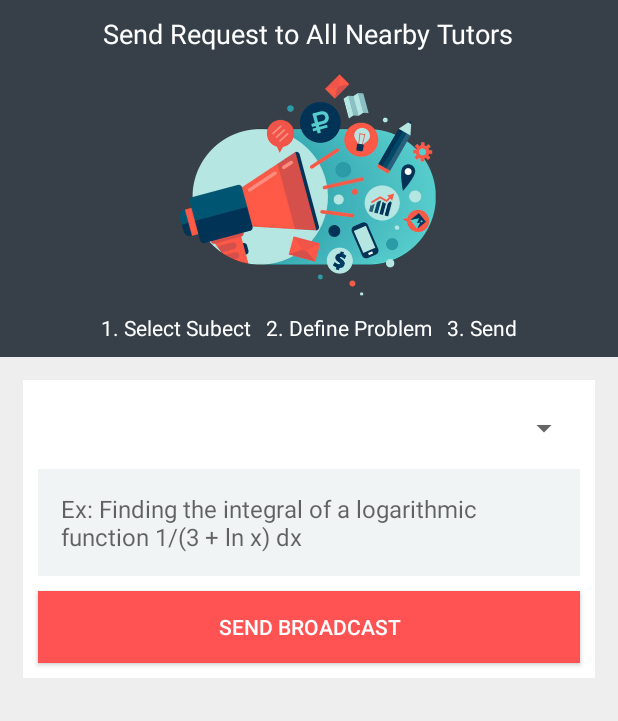
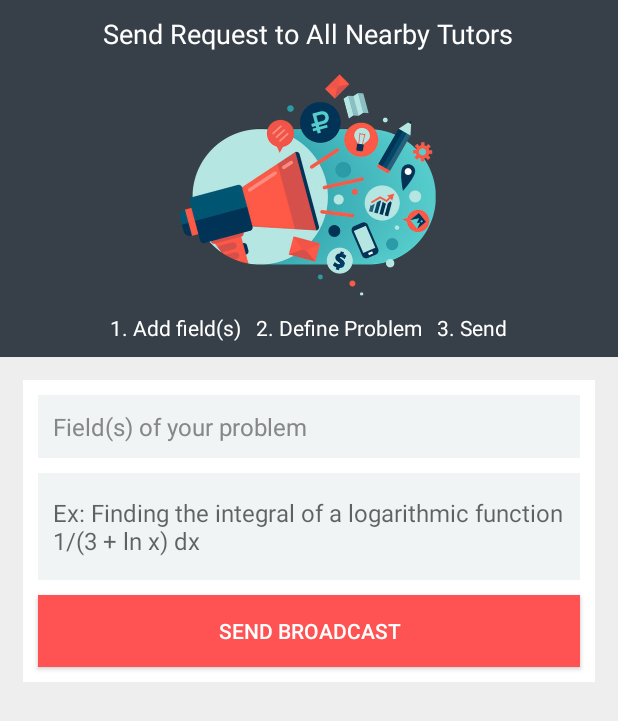
Before and after one commit to darkmoonus/stuber, an Android app: the layout fragment_broadcast.xml on its own in the app's theme, with its tools: preview values and no code run, on a phone screen of 412 x 824 dp. Shown: the top 721 px of the screen. Run offline under Robolectric (Android 15) with nearby library versions, the phone set to English and light mode, and no system bars.

```diff
--- /dev/null
+++ b/app/src/main/res/drawable/token_background.xml
@@ -0,0 +1,6 @@
+<?xml version="1.0" encoding="utf-8"?>
+
+<selector xmlns:android="http://schemas.android.com/apk/res/android">
+    <item android:drawable="@drawable/token_default" android:state_selected="false" />
+    <item android:drawable="@drawable/token_selected" android:state_selected="true" />
+</selector>
--- a/app/src/main/res/layout/fragment_broadcast.xml
+++ b/app/src/main/res/layout/fragment_broadcast.xml
@@ -36,7 +36,7 @@
             android:layout_height="wrap_content"
             android:layout_gravity="center_horizontal"
             android:layout_marginBottom="10dp"
-            android:text="1. Select Subect   2. Define Problem   3. Send"
+            android:text="1. Add field(s)   2. Define Problem   3. Send"
             android:textSize="14sp"
             android:textColor="@color/white"/>
     </LinearLayout>
@@ -51,23 +51,44 @@
         android:layout_below="@+id/broadcast_img"
         android:background="@color/white">
 
-        <Spinner
-            android:id="@+id/subject_spinner"
-            android:layout_width="match_parent"
-            android:layout_height="wrap_content"
-            android:layout_marginTop="20dp"
-            android:layout_marginLeft="10dp"
-            android:layout_marginRight="10dp"
-            android:layout_gravity="center_horizontal">
-        </Spinner>
+        <!--<Spinner-->
+            <!--android:id="@+id/subject_spinner"-->
+            <!--android:layout_width="match_parent"-->
+            <!--android:layout_height="wrap_content"-->
+            <!--android:layout_marginTop="20dp"-->
+            <!--android:layout_marginLeft="10dp"-->
+            <!--android:layout_marginRight="10dp"-->
+            <!--android:layout_gravity="center_horizontal">-->
+        <!--</Spinner>-->
 
-        <TextView
+        <tokenautocomplete.ContactsCompletionView
+            android:id="@+id/searchView"
             android:layout_width="match_parent"
             android:layout_height="wrap_content"
             android:layout_marginLeft="10dp"
             android:layout_marginRight="10dp"
-            android:layout_marginTop="15dp"
-            android:padding="15dp"
+            android:layout_marginTop="10dp"
+            android:padding="10dp"
+            android:hint="Field(s) of your problem"
+            android:textColorHint="@color/hint"
+            android:imeOptions="actionDone"
+            android:textColor="@color/label"
+            android:textSize="16sp"
+            android:nextFocusDown="@+id/editText"
+            android:inputType="text|textNoSuggestions|textMultiLine"
+            android:focusableInTouchMode="true"
+            android:background="#f0f4f4" />
+
+        <EditText
+            android:layout_width="match_parent"
+            android:layout_height="wrap_content"
+            android:layout_marginLeft="10dp"
+            android:layout_marginRight="10dp"
+            android:layout_marginTop="10dp"
+            android:paddingTop="15dp"
+            android:paddingBottom="15dp"
+            android:paddingLeft="10dp"
+            android:paddingRight="10dp"
             android:textSize="16sp"
             android:hint="Ex: Finding the integral of a logarithmic function 1/(3 + ln x) dx"
             android:background="#f0f4f4"/>
```
Also changed, not shown: app/src/main/AndroidManifest.xml (+8 -6 lines), app/src/main/java/tokenautocomplete/ContactsCompletionView.java (added, +51 -0 lines), app/src/main/java/tokenautocomplete/ProblemField.java (added, +41 -0 lines), app/src/main/java/tokenautocomplete/TokenLayout.java (added, +35 -0 lines), app/src/main/java/uet/vav/stuber/activities/MainActivity.java (+18 -4 lines), app/src/main/java/uet/vav/stuber/activities/SplashActivity.java (+0 -7 lines), app/src/main/java/uet/vav/stuber/fragments/BroadcastFragment.java (+58 -39 lines), app/src/main/res/drawable/token_default.xml (added, +15 -0 lines), app/src/main/res/drawable/token_selected.xml (added, +14 -0 lines), app/src/main/res/layout/activity_main.xml (+11 -13 lines), app/src/main/res/layout/item_tag.xml (added, +17 -0 lines), app/src/main/res/layout/tag_token.xml (added, +19 -0 lines).
